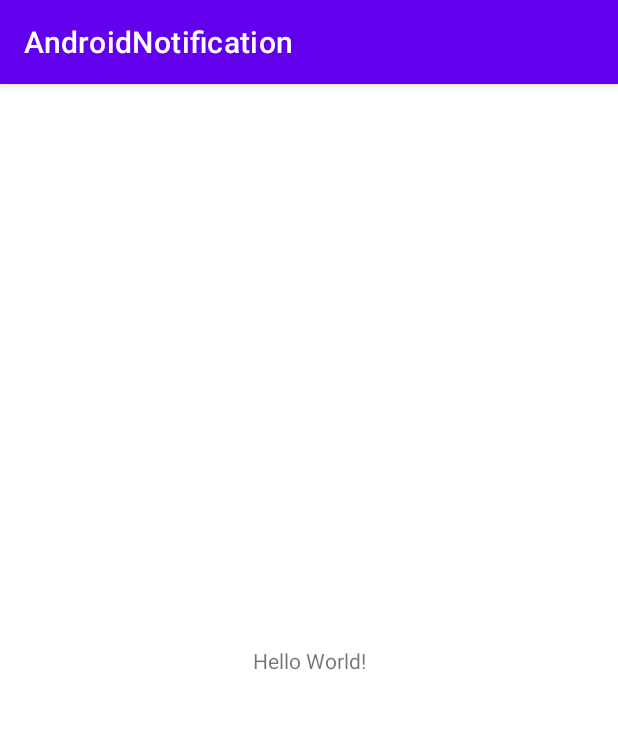
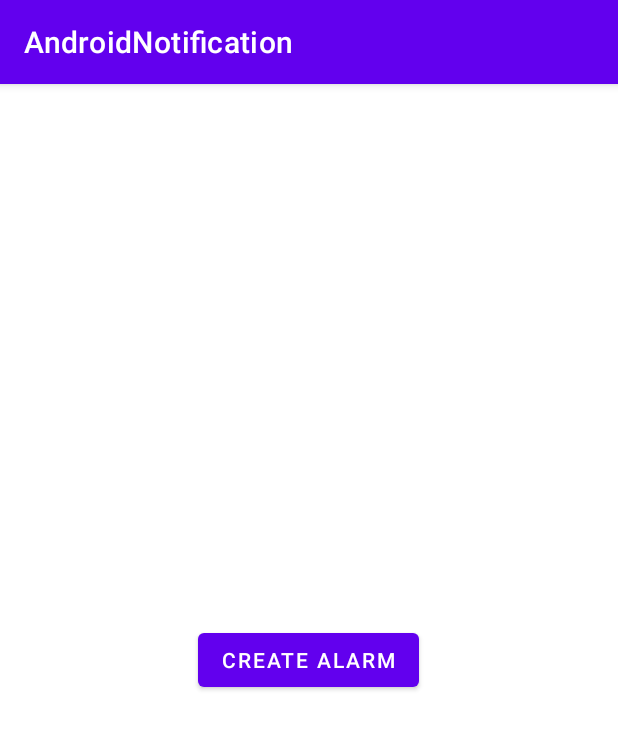
Before and after one commit to sibelyiildz/AndroidNotification, an Android app: the screen it shows after launch (MainActivity), on a phone screen of 412 x 824 dp. Shown: the top 729 px of the screen. Run offline under Robolectric (Android 15) with nearby library versions, the phone set to English and light mode, and no system bars.

Commit message:
Notification sample created.

```diff
--- a/app/src/main/AndroidManifest.xml
+++ b/app/src/main/AndroidManifest.xml
@@ -16,6 +16,11 @@
                 <category android:name="android.intent.category.LAUNCHER" />
             </intent-filter>
         </activity>
+
+        <receiver
+            android:name="com.sibelyildiz.androidnotificationsample.AlarmReceiver"
+            android:enabled="true"
+            android:exported="false" />
     </application>
 
 </manifest>
--- a/app/src/main/java/com/sibelyildiz/androidnotification/MainActivity.kt
+++ b/app/src/main/java/com/sibelyildiz/androidnotification/MainActivity.kt
@@ -1,11 +1,76 @@
 package com.sibelyildiz.androidnotification
 
+import android.app.AlarmManager
+import android.app.NotificationChannel
+import android.app.NotificationManager
+import android.app.PendingIntent
+import android.content.Context
+import android.content.Intent
+import android.graphics.Color
+import android.os.Build
 import android.os.Bundle
+import android.widget.Button
 import androidx.appcompat.app.AppCompatActivity
+import androidx.core.app.AlarmManagerCompat
+import com.sibelyildiz.androidnotificationsample.AlarmReceiver
+import java.util.*
 
 class MainActivity : AppCompatActivity() {
+
+    private val REQUEST_CODE = 0
     override fun onCreate(savedInstanceState: Bundle?) {
         super.onCreate(savedInstanceState)
         setContentView(R.layout.activity_main)
+
+        createChannel(getString(R.string.channel_id), getString(R.string.channel_name))
+
+        val alarmButton = findViewById<Button>(R.id.btnAlarm)
+        alarmButton.setOnClickListener {
+            createAlarm()
+        }
+    }
+
+    private fun createAlarm() {
+        val alarmManager: AlarmManager = application.getSystemService(Context.ALARM_SERVICE) as AlarmManager
+        val notificationIntent = Intent(this, AlarmReceiver::class.java)
+        val notifyPendingIntent = PendingIntent.getBroadcast(
+                this,
+                REQUEST_CODE,
+                notificationIntent,
+                PendingIntent.FLAG_UPDATE_CURRENT
+        )
+
+        //Add 1 minute to the current time
+        val triggerTime = Calendar.getInstance()
+        triggerTime.add(Calendar.MINUTE, 1)
+
+        AlarmManagerCompat.setExactAndAllowWhileIdle(
+                alarmManager,
+                AlarmManager.RTC_WAKEUP,
+                triggerTime.timeInMillis,
+                notifyPendingIntent
+        )
+    }
+
+    private fun createChannel(channelId: String, channelName: String) {
+        if (Build.VERSION.SDK_INT >= Build.VERSION_CODES.O) {
+            val notificationChannel = NotificationChannel(
+                    channelId,
+                    channelName,
+                    NotificationManager.IMPORTANCE_HIGH
+            ).apply {
+                setShowBadge(true)
+            }
+
+            notificationChannel.enableLights(true)
+            notificationChannel.lightColor = Color.RED
+            notificationChannel.enableVibration(true)
+            notificationChannel.description = getString(R.string.channel_description)
+
+            val notificationManager = this.getSystemService(
+                    NotificationManager::class.java
+            )
+            notificationManager.createNotificationChannel(notificationChannel)
+        }
     }
 }
--- a/app/src/main/res/layout/activity_main.xml
+++ b/app/src/main/res/layout/activity_main.xml
@@ -1,18 +1,15 @@
 <?xml version="1.0" encoding="utf-8"?>
-<androidx.constraintlayout.widget.ConstraintLayout xmlns:android="http://schemas.android.com/apk/res/android"
-    xmlns:app="http://schemas.android.com/apk/res-auto"
+<FrameLayout xmlns:android="http://schemas.android.com/apk/res/android"
     xmlns:tools="http://schemas.android.com/tools"
     android:layout_width="match_parent"
     android:layout_height="match_parent"
     tools:context=".MainActivity">
 
-    <TextView
+    <Button
+        android:id="@+id/btnAlarm"
         android:layout_width="wrap_content"
         android:layout_height="wrap_content"
-        android:text="Hello World!"
-        app:layout_constraintBottom_toBottomOf="parent"
-        app:layout_constraintLeft_toLeftOf="parent"
-        app:layout_constraintRight_toRightOf="parent"
-        app:layout_constraintTop_toTopOf="parent" />
+        android:layout_gravity="center"
+        android:text="Create Alarm" />
 
-</androidx.constraintlayout.widget.ConstraintLayout>
+</FrameLayout>
--- a/app/src/main/res/values/strings.xml
+++ b/app/src/main/res/values/strings.xml
@@ -1,3 +1,6 @@
 <resources>
     <string name="app_name">AndroidNotification</string>
+    <string name="channel_id">my_channel</string>
+    <string name="channel_name">My channel</string>
+    <string name="channel_description">My channel description</string>
 </resources>
```
Also changed, not shown: app/src/main/java/com/sibelyildiz/androidnotification/AlarmReceiver.kt (added, +39 -0 lines).
